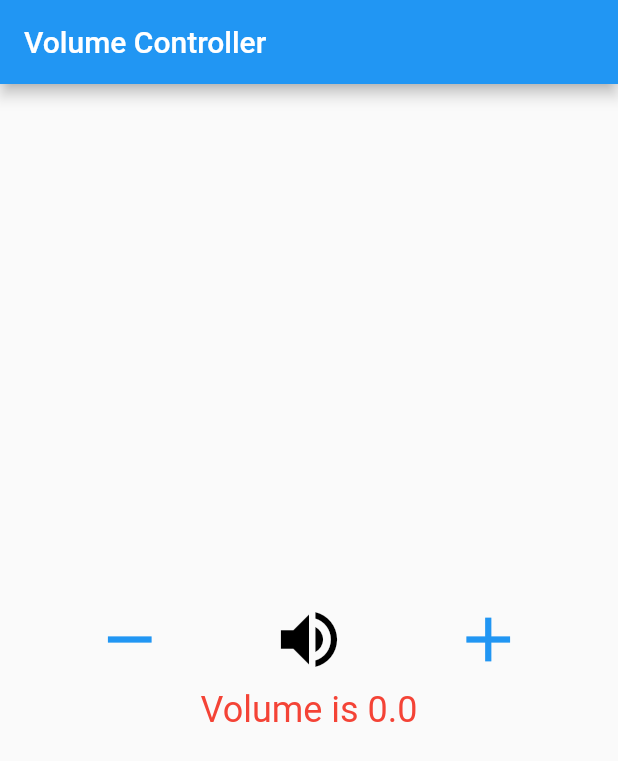
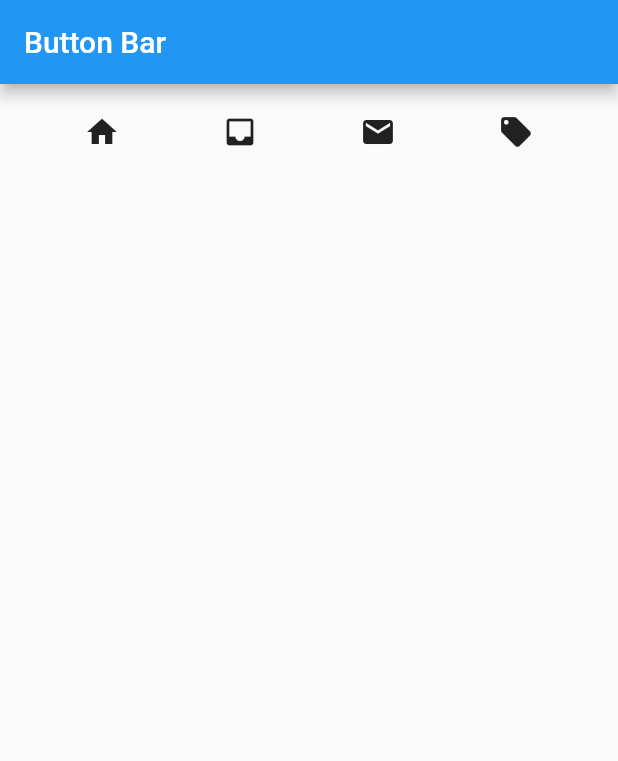
Before and after one commit to aathil-Mr-ITGuy/Teach-Flutter, a Flutter app: the screen it shows after launch, on a phone screen of 412 x 824 dp. Shown: the top 761 px of the screen. Run offline on Flutter 3.47's test engine with Material 2 defaults, Android fonts, the phone set to English and light mode, and no system bars.

Commit message:
Flutter Button Bar

```diff
--- a/lib/main.dart
+++ b/lib/main.dart
@@ -10,59 +10,38 @@ class MyApp extends StatefulWidget {
 }
 
 class _MyAppState extends State<MyApp> {
-  double _volume = 0.0;
   @override
   Widget build(BuildContext context) {
     return Scaffold(
       appBar: AppBar(
-        title: Text('Volume Controller'),
+        title: Text("Button Bar"),
       ),
-      body: Column(
-        mainAxisAlignment: MainAxisAlignment.center,
-        children: [
-          Center(
-            child: Row(
-              mainAxisAlignment: MainAxisAlignment.spaceEvenly,
+      body: Container(
+        child: ButtonBar(
+          alignment: MainAxisAlignment.spaceEvenly,
           children: [
             IconButton(
-                  icon: Icon(Icons.remove),
-                  color: Colors.blue,
-                  iconSize: 50,
+                icon: Icon(Icons.home),
                 onPressed: () {
-                    setState(() {
-                      // if (_volume != 0.0)
-                      while (_volume >= 0.1) {
-                        _volume -= 10.0;
-                      }
-                    });
-                  },
-                ),
+                  print("Home");
+                }),
             IconButton(
-                  icon: Icon(Icons.volume_up),
-                  color: Colors.black,
-                  iconSize: 50,
-                  onPressed: () {},
-                ),
+                icon: Icon(Icons.inbox),
+                onPressed: () {
+                  print("Inbox");
+                }),
             IconButton(
-                  icon: Icon(Icons.add),
-                  color: Colors.blue,
-                  iconSize: 50,
+                icon: Icon(Icons.mail),
                 onPressed: () {
-                    setState(() {
-                      _volume += 10.0;
-                    });
-                  },
-                ),
+                  print("Mail");
+                }),
+            IconButton(
+                icon: Icon(Icons.local_offer),
+                onPressed: () {
+                  print("Promotion");
+                })
           ],
         ),
-          ),
-          Center(
-            child: Text(
-              'Volume is $_volume',
-              style: TextStyle(fontSize: 24, color: Colors.red),
-            ),
-          )
-        ],
       ),
     );
   }
```
Lines whose indentation alone changed are shown as unchanged.
